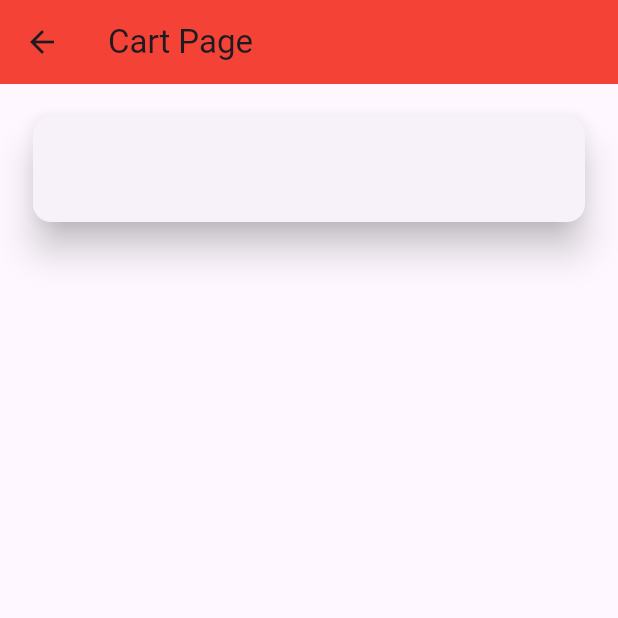
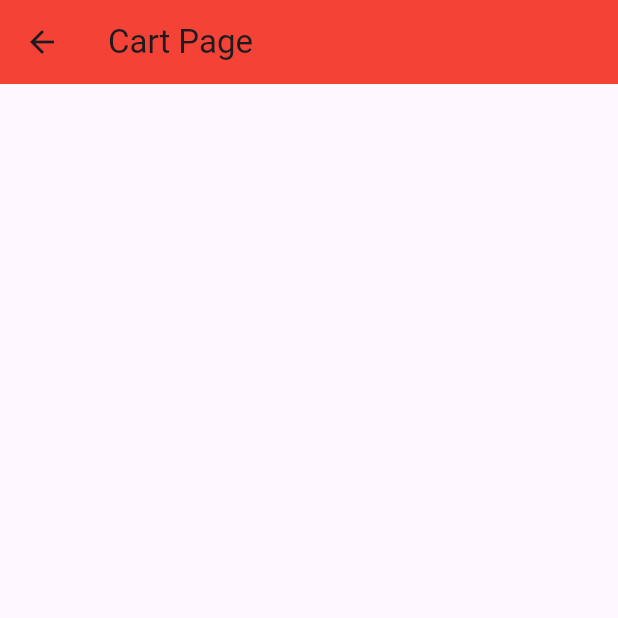
Before and after one commit to VetrivelanRavi/GroceryApp, a Flutter app: the CartPage screen opened directly, on a phone screen of 412 x 824 dp, the top half of it. Run offline on Flutter 3.47's test engine with Material 3 defaults, Android fonts, the phone set to English and light mode, and no system bars; network calls fail.

Commit message:
first commit

```diff
--- a/lib/VIew/view2.dart
+++ b/lib/VIew/view2.dart
@@ -4,15 +4,8 @@ import 'package:flutter/material.dart';
 import 'package:grocery_app_08_04/Model/model.dart';
 import 'package:grocery_app_08_04/ViewModel/viewmodel.dart';
 
-class CartPage extends StatefulWidget {
+class CartPage extends StatelessWidget {
   const CartPage({super.key});
-
-  @override
-  State<CartPage> createState() => _CartPageState();
-}
-
-class _CartPageState extends State<CartPage> {
-  late void _addCart = ViewModel().cartList;
 
   @override
   Widget build(BuildContext context) {
@@ -21,15 +14,6 @@ class _CartPageState extends State<CartPage> {
         backgroundColor: Colors.red,
         title: Text('Cart Page'),
       ),
-      body: Padding(
-        padding: const EdgeInsets.all(18.0),
-        child: Card(
-          child: Container(
-            height: 70,
-          ),
-          elevation: 10,
-        ),
-      ),
     );
   }
 }
```
Also changed, not shown: lib/Model/model.dart (+6 -2 lines), lib/VIew/view.dart (+6 -2 lines).
